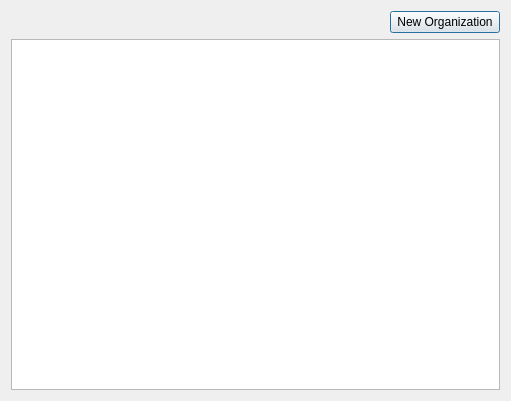
Above: src/app/OrganizationDialog.ui from KadirEmreAVCI/MasterTennisApp before the change. Below: the same form after it.
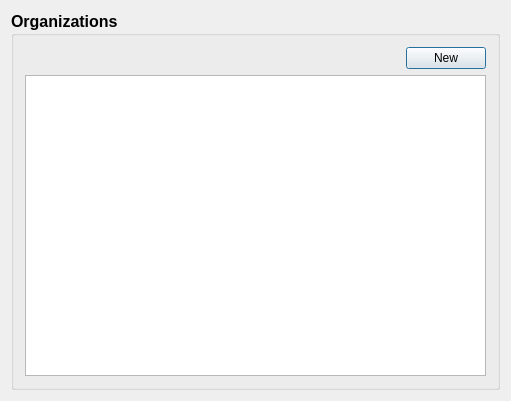
That is the form after the change.

Commit message: Organizations in OrganizationDialog has been taken to group box.

Diff of the .ui file:
```diff
--- a/src/app/OrganizationDialog.ui
+++ b/src/app/OrganizationDialog.ui
@@ -16,6 +16,18 @@
   <property name="windowTitle">
    <string>OrganizationDialog</string>
   </property>
+  <layout class="QGridLayout" name="gridLayout_2">
+   <item row="0" column="0">
+    <widget class="QGroupBox" name="groupBox">
+     <property name="font">
+      <font>
+       <pointsize>12</pointsize>
+       <bold>true</bold>
+      </font>
+     </property>
+     <property name="title">
+      <string>Organizations</string>
+     </property>
   <layout class="QGridLayout" name="gridLayout">
    <item row="0" column="0">
     <layout class="QVBoxLayout" name="verticalLayout">
@@ -36,8 +48,14 @@
        </item>
        <item>
         <widget class="QPushButton" name="NewOrganizationButton">
+            <property name="font">
+             <font>
+              <pointsize>9</pointsize>
+              <bold>false</bold>
+             </font>
+            </property>
          <property name="text">
-          <string> New Organization </string>
+             <string>New</string>
          </property>
         </widget>
        </item>
@@ -50,6 +68,12 @@
          <property name="enabled">
           <bool>true</bool>
          </property>
+            <property name="font">
+             <font>
+              <pointsize>9</pointsize>
+              <bold>false</bold>
+             </font>
+            </property>
          <property name="editTriggers">
           <set>QAbstractItemView::EditTrigger::NoEditTriggers</set>
          </property>
@@ -58,6 +82,9 @@
       </layout>
      </item>
     </layout>
+      </item>
+     </layout>
+    </widget>
    </item>
   </layout>
  </widget>
```
Lines whose indentation alone changed are shown as unchanged. The commit also changes 1 other file.
